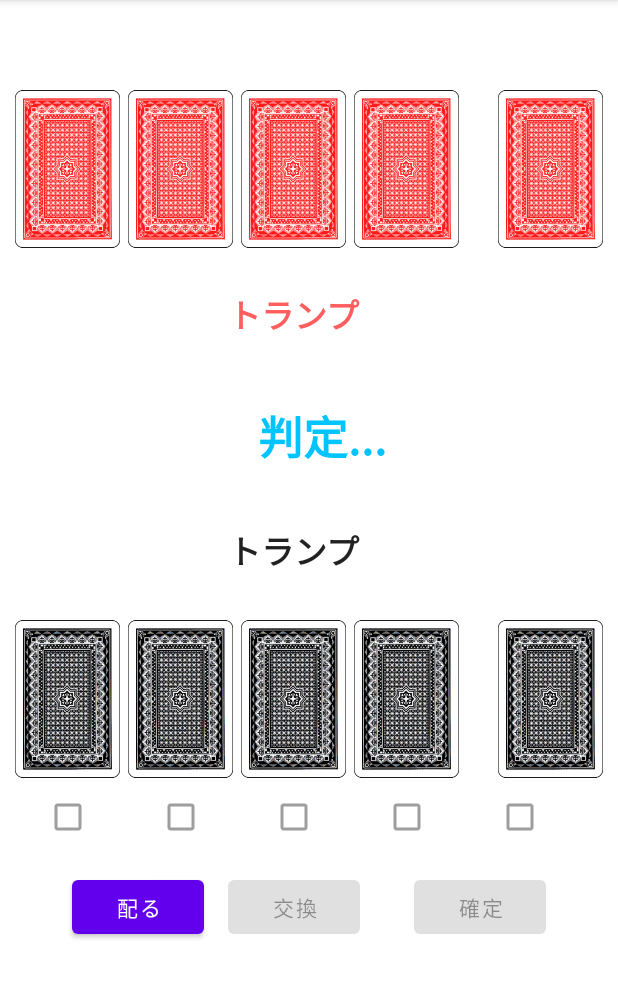
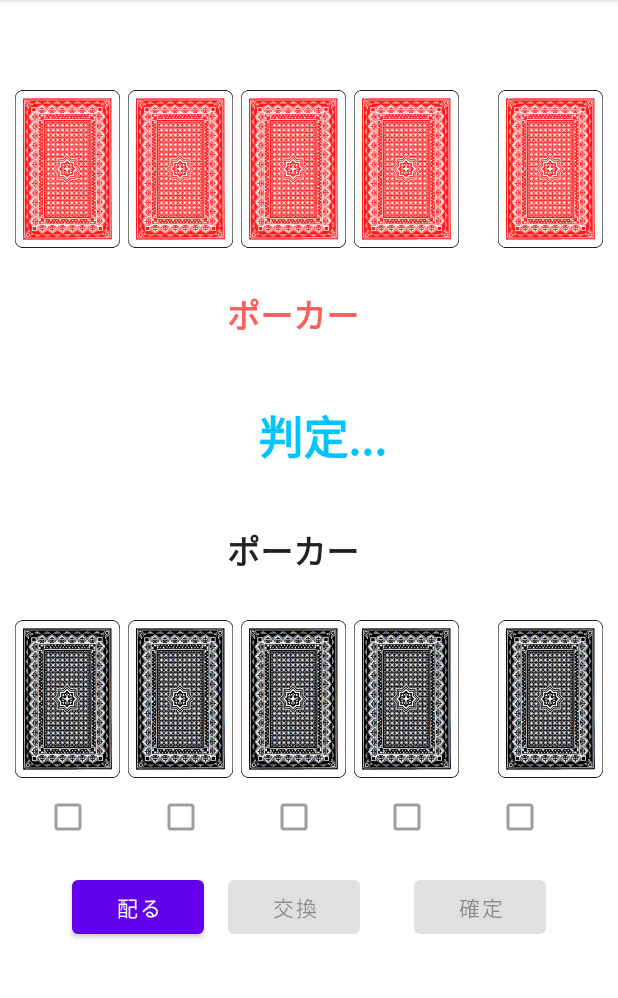
Before and after one commit to KFSAMURAI/Trump_My_Application, an Android app: the screen it shows after launch (MainActivity), on a phone screen of 412 x 824 dp, the part 84-1082 px from its top. Run offline under Robolectric (Android 15) with nearby library versions, the phone set to English and light mode, and no system bars.

Commit message:
Labelの修正

```diff
--- a/app/src/main/java/com/example/trumpmyapplication/MainActivity.kt
+++ b/app/src/main/java/com/example/trumpmyapplication/MainActivity.kt
@@ -21,8 +21,8 @@ class MainActivity : AppCompatActivity() {
         binding = ActivityMainBinding.inflate(layoutInflater);
         val view = binding.root;
         setContentView(view);
-        binding.role.text = "トランプ";
-        binding.roleMid.text = "トランプ";
+        binding.role.text = "ポーカー";
+        binding.roleMid.text = "ポーカー";
 
         binding.koukan.isEnabled = false;
         binding.kakutei.isEnabled = false;
```
